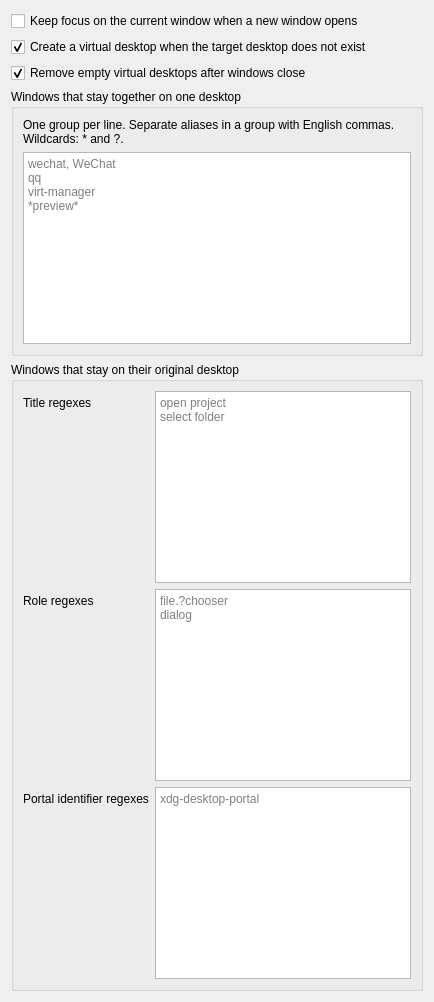
The window that contents/ui/config.ui (pai535Huang/Kwindow-spread) describes before a commit, drawn with Qt 5.
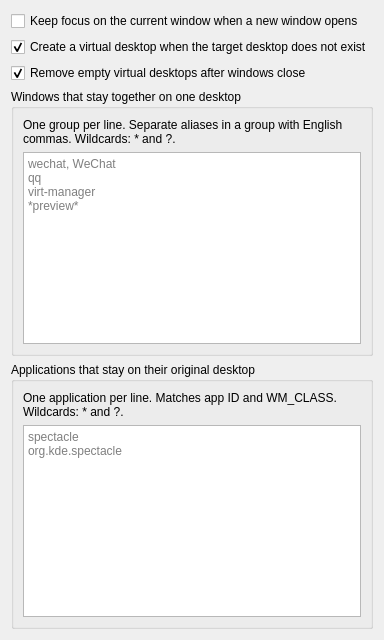
The same window after the commit.

Commit message: Replace obsolete advanced settings

```diff
--- a/contents/ui/config.ui
+++ b/contents/ui/config.ui
@@ -68,59 +68,27 @@
    <item>
     <widget class="QGroupBox" name="advancedRulesBox">
      <property name="title">
-       <string>Windows that stay on their original desktop</string>
+      <string>Applications that stay on their original desktop</string>
      </property>
-     <layout class="QFormLayout" name="advancedRulesLayout">
-      <item row="0" column="0">
-       <widget class="QLabel" name="titlesLabel">
+     <layout class="QVBoxLayout" name="sourceDesktopApplicationsLayout">
+      <item>
+       <widget class="QLabel" name="sourceDesktopApplicationsLabel">
         <property name="text">
-         <string>Title regexes</string>
+         <string>One application per line. Matches app ID and WM_CLASS. Wildcards: * and ?.</string>
         </property>
-       </widget>
-      </item>
-      <item row="0" column="1">
-       <widget class="QPlainTextEdit" name="kcfg_AuxiliaryDialogTitles">
-        <property name="kcfg_property" stdset="0">
-         <cstring>plainText</cstring>
+        <property name="wordWrap">
+         <bool>true</bool>
         </property>
-        <property name="placeholderText">
-         <string>open project
-select folder</string>
-        </property>
        </widget>
       </item>
-      <item row="1" column="0">
-       <widget class="QLabel" name="rolesLabel">
-        <property name="text">
-         <string>Role regexes</string>
-        </property>
-       </widget>
-      </item>
-      <item row="1" column="1">
-       <widget class="QPlainTextEdit" name="kcfg_AuxiliaryRoles">
+      <item>
+       <widget class="QPlainTextEdit" name="kcfg_SourceDesktopApplications">
         <property name="kcfg_property" stdset="0">
          <cstring>plainText</cstring>
         </property>
         <property name="placeholderText">
-         <string>file.?chooser
-dialog</string>
-        </property>
-       </widget>
-      </item>
-      <item row="2" column="0">
-       <widget class="QLabel" name="portalLabel">
-        <property name="text">
-         <string>Portal identifier regexes</string>
-        </property>
-       </widget>
-      </item>
-      <item row="2" column="1">
-       <widget class="QPlainTextEdit" name="kcfg_PortalIdentifiers">
-        <property name="kcfg_property" stdset="0">
-         <cstring>plainText</cstring>
-        </property>
-        <property name="placeholderText">
-         <string>xdg-desktop-portal</string>
+         <string>spectacle
+org.kde.spectacle</string>
         </property>
        </widget>
       </item>
```
Left out of the diff: 2 changed lines with no effect on the pictures. The commit also changes 2 other files.
